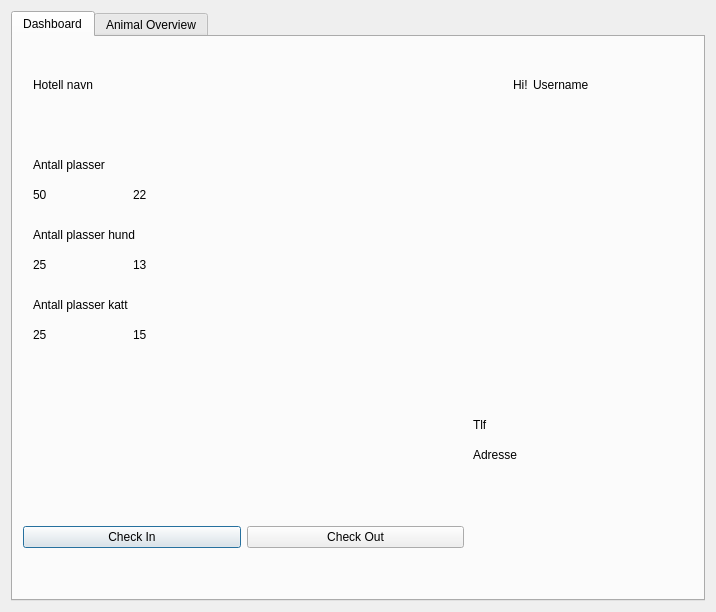
First picture: the form in CxxProject/cppproject/secwindow.ui, repository Kritsi/giterkjipt, before the edit.
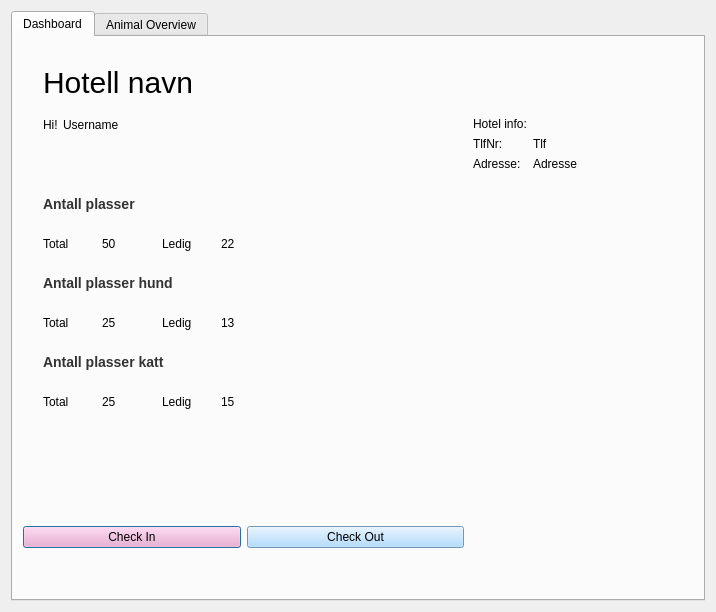
Second picture: the form after the edit.

```diff
--- a/CxxProject/cppproject/secwindow.ui
+++ b/CxxProject/cppproject/secwindow.ui
@@ -20,7 +20,7 @@
    <string>KennelSoft</string>
   </property>
   <layout class="QGridLayout" name="gridLayout">
-   <item row="0" column="1">
+   <item row="0" column="0">
     <widget class="QTabWidget" name="tabWidget">
      <property name="tabPosition">
       <enum>QTabWidget::North</enum>
@@ -47,6 +47,12 @@
        <layout class="QHBoxLayout" name="horizontalLayout">
         <item>
          <widget class="QPushButton" name="btnCheckIn">
+          <property name="autoFillBackground">
+           <bool>false</bool>
+          </property>
+          <property name="styleSheet">
+           <string notr="true">background-color:#ffa0ca;</string>
+          </property>
           <property name="text">
            <string>Check In</string>
           </property>
@@ -54,6 +60,9 @@
         </item>
         <item>
          <widget class="QPushButton" name="btnCheckOut">
+          <property name="styleSheet">
+           <string notr="true">background-color:#a0d4ff;</string>
+          </property>
           <property name="text">
            <string>Check Out</string>
           </property>
@@ -64,138 +73,24 @@
       <widget class="QLabel" name="label_hotelname">
        <property name="geometry">
         <rect>
-         <x>20</x>
-         <y>40</y>
+         <x>30</x>
+         <y>20</y>
          <width>241</width>
-         <height>16</height>
+         <height>51</height>
         </rect>
        </property>
+       <property name="styleSheet">
+        <string notr="true">font-size: 30px; </string>
+       </property>
        <property name="text">
         <string>Hotell navn</string>
        </property>
       </widget>
-      <widget class="QLabel" name="label_3">
-       <property name="geometry">
-        <rect>
-         <x>20</x>
-         <y>120</y>
-         <width>131</width>
-         <height>16</height>
-        </rect>
-       </property>
-       <property name="text">
-        <string>Antall plasser </string>
-       </property>
-      </widget>
-      <widget class="QLabel" name="label_totelCages">
-       <property name="geometry">
-        <rect>
-         <x>20</x>
-         <y>150</y>
-         <width>55</width>
-         <height>16</height>
-        </rect>
-       </property>
-       <property name="text">
-        <string>50</string>
-       </property>
-      </widget>
-      <widget class="QLabel" name="label_freeCages">
-       <property name="geometry">
-        <rect>
-         <x>120</x>
-         <y>150</y>
-         <width>55</width>
-         <height>16</height>
-        </rect>
-       </property>
-       <property name="text">
-        <string>22</string>
-       </property>
-      </widget>
-      <widget class="QLabel" name="label_6">
-       <property name="geometry">
-        <rect>
-         <x>20</x>
-         <y>190</y>
-         <width>141</width>
-         <height>16</height>
-        </rect>
-       </property>
-       <property name="text">
-        <string>Antall plasser hund</string>
-       </property>
-      </widget>
-      <widget class="QLabel" name="label_dog">
-       <property name="geometry">
-        <rect>
-         <x>20</x>
-         <y>220</y>
-         <width>55</width>
-         <height>16</height>
-        </rect>
-       </property>
-       <property name="text">
-        <string>25</string>
-       </property>
-      </widget>
-      <widget class="QLabel" name="label_freeDogCages">
-       <property name="geometry">
-        <rect>
-         <x>120</x>
-         <y>220</y>
-         <width>55</width>
-         <height>16</height>
-        </rect>
-       </property>
-       <property name="text">
-        <string>13</string>
-       </property>
-      </widget>
-      <widget class="QLabel" name="label_9">
-       <property name="geometry">
-        <rect>
-         <x>20</x>
-         <y>260</y>
-         <width>131</width>
-         <height>16</height>
-        </rect>
-       </property>
-       <property name="text">
-        <string>Antall plasser katt</string>
-       </property>
-      </widget>
-      <widget class="QLabel" name="label_Cat">
-       <property name="geometry">
-        <rect>
-         <x>20</x>
-         <y>290</y>
-         <width>55</width>
-         <height>16</height>
-        </rect>
-       </property>
-       <property name="text">
-        <string>25</string>
-       </property>
-      </widget>
-      <widget class="QLabel" name="label_freeCatCages">
-       <property name="geometry">
-        <rect>
-         <x>120</x>
-         <y>290</y>
-         <width>55</width>
-         <height>16</height>
-        </rect>
-       </property>
-       <property name="text">
-        <string>15</string>
-       </property>
-      </widget>
       <widget class="QLabel" name="label_12">
        <property name="geometry">
         <rect>
-         <x>500</x>
-         <y>40</y>
+         <x>30</x>
+         <y>80</y>
          <width>21</width>
          <height>16</height>
         </rect>
@@ -207,8 +102,8 @@
       <widget class="QLabel" name="label_username">
        <property name="geometry">
         <rect>
-         <x>520</x>
-         <y>40</y>
+         <x>50</x>
+         <y>80</y>
          <width>151</width>
          <height>16</height>
         </rect>
@@ -217,32 +112,204 @@
         <string>Username</string>
        </property>
       </widget>
-      <widget class="QLabel" name="label_tlf">
+      <widget class="QWidget" name="formLayoutWidget">
        <property name="geometry">
         <rect>
          <x>460</x>
-         <y>380</y>
-         <width>211</width>
-         <height>16</height>
+         <y>80</y>
+         <width>231</width>
+         <height>71</height>
         </rect>
        </property>
-       <property name="text">
-        <string>Tlf</string>
-       </property>
+       <layout class="QFormLayout" name="formLayout">
+        <item row="0" column="0">
+         <widget class="QLabel" name="label_5">
+          <property name="text">
+           <string>Hotel info:</string>
+          </property>
+         </widget>
+        </item>
+        <item row="1" column="0">
+         <widget class="QLabel" name="label_2">
+          <property name="text">
+           <string>TlfNr:</string>
+          </property>
+         </widget>
+        </item>
+        <item row="2" column="0">
+         <widget class="QLabel" name="label_4">
+          <property name="text">
+           <string>Adresse:</string>
+          </property>
+         </widget>
+        </item>
+        <item row="2" column="1">
+         <widget class="QLabel" name="label_adr">
+          <property name="text">
+           <string>Adresse</string>
+          </property>
+         </widget>
+        </item>
+        <item row="1" column="1">
+         <widget class="QLabel" name="label_tlf">
+          <property name="text">
+           <string>Tlf</string>
+          </property>
+         </widget>
+        </item>
+       </layout>
       </widget>
-      <widget class="QLabel" name="label_adr">
+      <widget class="QLabel" name="label_img">
        <property name="geometry">
         <rect>
-         <x>460</x>
-         <y>410</y>
+         <x>420</x>
+         <y>160</y>
          <width>221</width>
-         <height>16</height>
+         <height>281</height>
         </rect>
        </property>
        <property name="text">
-        <string>Adresse</string>
+        <string/>
        </property>
       </widget>
+      <widget class="QWidget" name="verticalLayoutWidget">
+       <property name="geometry">
+        <rect>
+         <x>30</x>
+         <y>150</y>
+         <width>231</width>
+         <height>231</height>
+        </rect>
+       </property>
+       <layout class="QVBoxLayout" name="verticalLayout">
+        <item>
+         <widget class="QLabel" name="label_3">
+          <property name="styleSheet">
+           <string notr="true">font-size: 14px; font-weight: bold; color: #333;</string>
+          </property>
+          <property name="text">
+           <string>Antall plasser </string>
+          </property>
+         </widget>
+        </item>
+        <item>
+         <layout class="QHBoxLayout" name="horizontalLayout_2">
+          <item>
+           <widget class="QLabel" name="label_8">
+            <property name="text">
+             <string>Total</string>
+            </property>
+           </widget>
+          </item>
+          <item>
+           <widget class="QLabel" name="label_totelCages">
+            <property name="text">
+             <string>50</string>
+            </property>
+           </widget>
+          </item>
+          <item>
+           <widget class="QLabel" name="label_7">
+            <property name="text">
+             <string>Ledig </string>
+            </property>
+           </widget>
+          </item>
+          <item>
+           <widget class="QLabel" name="label_freeCages">
+            <property name="text">
+             <string>22</string>
+            </property>
+           </widget>
+          </item>
+         </layout>
+        </item>
+        <item>
+         <widget class="QLabel" name="label_6">
+          <property name="styleSheet">
+           <string notr="true">font-size: 14px; font-weight: bold; color: #333;</string>
+          </property>
+          <property name="text">
+           <string>Antall plasser hund</string>
+          </property>
+         </widget>
+        </item>
+        <item>
+         <layout class="QHBoxLayout" name="horizontalLayout_3">
+          <item>
+           <widget class="QLabel" name="label_10">
+            <property name="text">
+             <string>Total</string>
+            </property>
+           </widget>
+          </item>
+          <item>
+           <widget class="QLabel" name="label_dog">
+            <property name="text">
+             <string>25</string>
+            </property>
+           </widget>
+          </item>
+          <item>
+           <widget class="QLabel" name="label_11">
+            <property name="text">
+             <string>Ledig</string>
+            </property>
+           </widget>
+          </item>
+          <item>
+           <widget class="QLabel" name="label_freeDogCages">
+            <property name="text">
+             <string>13</string>
+            </property>
+           </widget>
+          </item>
+         </layout>
+        </item>
+        <item>
+         <widget class="QLabel" name="label_9">
+          <property name="styleSheet">
+           <string notr="true">font-size: 14px; font-weight: bold; color: #333;</string>
+          </property>
+          <property name="text">
+           <string>Antall plasser katt</string>
+          </property>
+         </widget>
+        </item>
+        <item>
+         <layout class="QHBoxLayout" name="horizontalLayout_4">
+          <item>
+           <widget class="QLabel" name="label_13">
+            <property name="text">
+             <string>Total</string>
+            </property>
+           </widget>
+          </item>
+          <item>
+           <widget class="QLabel" name="label_Cat">
+            <property name="text">
+             <string>25</string>
+            </property>
+           </widget>
+          </item>
+          <item>
+           <widget class="QLabel" name="label_14">
+            <property name="text">
+             <string>Ledig</string>
+            </property>
+           </widget>
+          </item>
+          <item>
+           <widget class="QLabel" name="label_freeCatCages">
+            <property name="text">
+             <string>15</string>
+            </property>
+           </widget>
+          </item>
+         </layout>
+        </item>
+       </layout>
+      </widget>
      </widget>
      <widget class="QWidget" name="tab_2">
       <attribute name="title">
```
